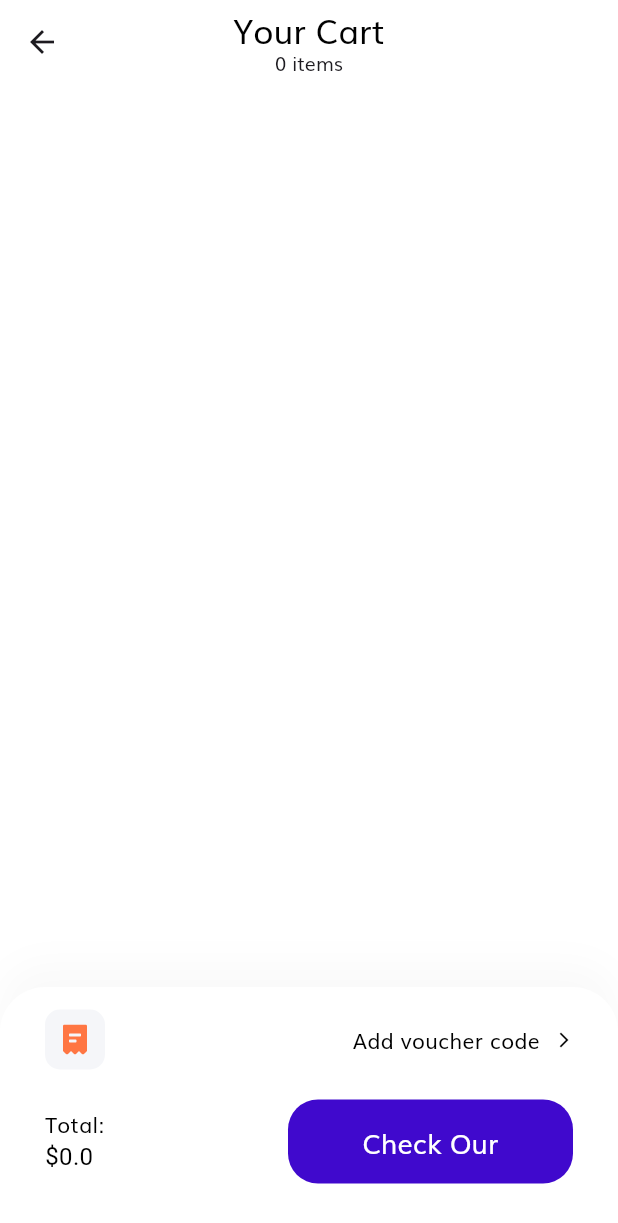
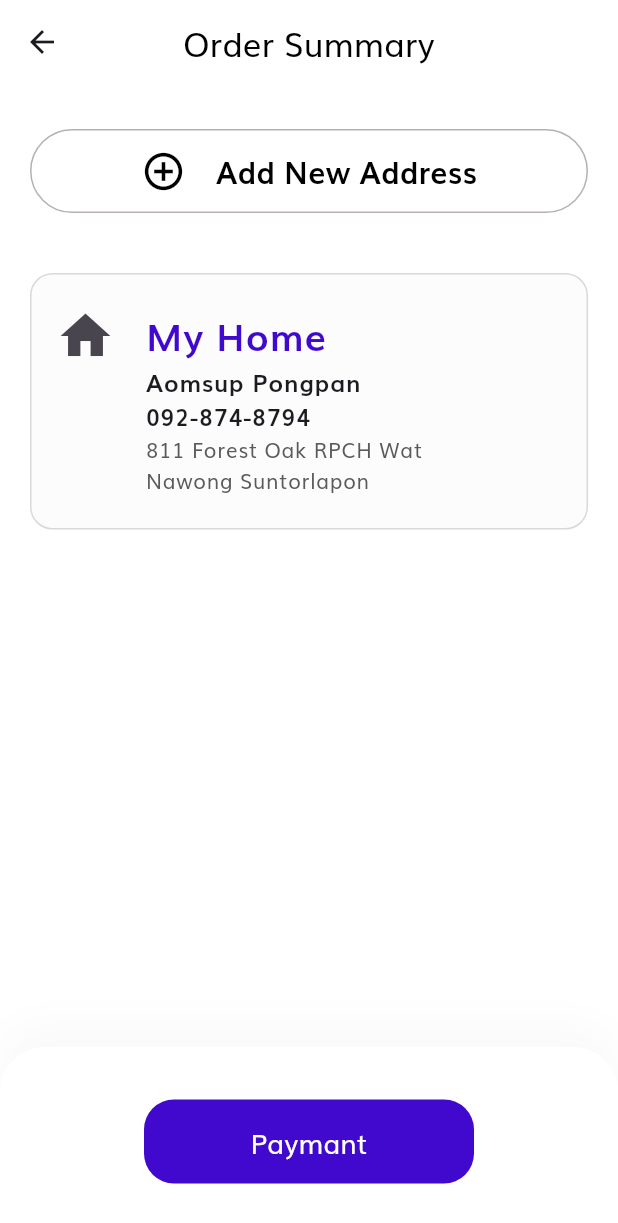
Before and after one commit to Dollarsssss/Model-3D-Shop-FN, a Flutter app: the Cart screen opened by its route, after a tap on "Check Our", on a phone screen of 412 x 824 dp. Shown: the top 1223 px of the screen. Run offline on Flutter 3.47's test engine with Material 3 defaults, Android fonts, the phone set to English and light mode, and no system bars; our stand-ins replace flutter_image_compress, flutter_svg, image_picker, lottie; missing offline and left inert: model_viewer_plus; project files that could hold a hidden picture were left out.

Commit message:
Order summary

```diff
--- a/lib/main.dart
+++ b/lib/main.dart
@@ -2,6 +2,7 @@ import 'package:flutter/material.dart';
 import 'package:flutter_ecommerce/routs.dart';
 import 'package:flutter_ecommerce/screens/cart/cart_form.dart';
 import 'package:flutter_ecommerce/screens/details/add_to_cart.dart';
+import 'package:flutter_ecommerce/screens/order/order_screen.dart';
 import 'package:flutter_ecommerce/screens/sign_in/sign_in_form.dart';
 import 'package:flutter_ecommerce/screens/splash/splash_screen.dart';
 import 'package:provider/provider.dart';
@@ -32,7 +33,7 @@ class MyApp extends StatelessWidget {
       debugShowCheckedModeBanner: false,
       title: 'Flutter Demo',
       theme: theme(),
-      initialRoute: SplashScreen.routeName,
+      initialRoute: Order.routeName,
       routes: routes ,
     );
   }
--- a/lib/routs.dart
+++ b/lib/routs.dart
@@ -2,6 +2,7 @@ import 'package:flutter/material.dart';
 import 'package:flutter_ecommerce/screens/cart/cart_screen.dart';
 import 'package:flutter_ecommerce/screens/complete_signup/complete_signup_screen.dart';
 import 'package:flutter_ecommerce/screens/home/home_screen.dart';
+import 'package:flutter_ecommerce/screens/order/order_screen.dart';
 import 'package:flutter_ecommerce/screens/profile/profile_screen.dart';
 import 'package:flutter_ecommerce/screens/profile_update/profile_update_screen.dart';
 import 'package:flutter_ecommerce/screens/sign_in/sign_in_screen.dart';
@@ -22,4 +23,5 @@ final Map<String , WidgetBuilder> routes = {
   Profile.routeName:(context) => const Profile(),
   Cart.routeName:(context) =>  const Cart(),
   ProfileUpdate.routeName:(context)=> const ProfileUpdate(),
+  Order.routeName:(context)=> const Order(),
 };
--- a/lib/screens/cart/cart_checkout.dart
+++ b/lib/screens/cart/cart_checkout.dart
@@ -1,6 +1,7 @@
 import 'package:flutter/material.dart';
 import 'package:flutter_ecommerce/components/defualt_button.dart';
 import 'package:flutter_ecommerce/screens/cart/cart_form.dart';
+import 'package:flutter_ecommerce/screens/order/order_screen.dart';
 import 'package:flutter_svg/svg.dart';
 import 'package:provider/provider.dart';
 
@@ -131,7 +132,9 @@ class CheckOurCard extends StatefulWidget {
                     width: 190,
                     child: DefaultButton(
                       text: "Check Our",
-                      press: (){},
+                      press: (){
+                        Navigator.pushNamed(context, Order.routeName);
+                      },
                     ),
                     ),
                 ],
--- a/lib/screens/details/product_title_with_image.dart
+++ b/lib/screens/details/product_title_with_image.dart
@@ -18,7 +18,7 @@ class ProductTitleWithImage extends StatelessWidget {
       child: Column(
         crossAxisAlignment: CrossAxisAlignment.start,
         children: [
-          const Text("Aristocratic Hang Bag",
+          const Text("Aristocratic Model 3D",
               style: TextStyle(color: Colors.white)),
           Text(
             product.title,
--- /dev/null
+++ b/lib/screens/order/order_address.dart
@@ -0,0 +1,55 @@
+import 'package:flutter/material.dart';
+import 'package:flutter_ecommerce/components/defualt_button.dart';
+import 'package:flutter_ecommerce/screens/order/order_screen.dart';
+
+class OrderAddress extends StatefulWidget {
+  const OrderAddress({
+    super.key,
+  });
+
+  @override
+  State<OrderAddress> createState() => _OrderAddressState();
+
+}
+
+
+  class _OrderAddressState extends State<OrderAddress> {
+  @override
+  Widget build(BuildContext context) {
+
+
+    return Container(
+      padding:const EdgeInsets.symmetric(vertical: 15,horizontal: 30),
+      decoration: BoxDecoration(color: Colors.white,
+      borderRadius: const BorderRadius.only(topLeft: Radius.circular(30),
+      topRight: Radius.circular(30)),
+      boxShadow: [BoxShadow(offset: const Offset(0, -15),
+      blurRadius: 20,
+      color:const Color(0xFFDADADA).withOpacity(0.15)
+      )]),
+      child: SafeArea(
+        child: Column(
+          mainAxisSize: MainAxisSize.min,
+          children: [
+              const SizedBox( height: 20),
+              Row(
+                mainAxisAlignment: MainAxisAlignment.center,
+                children: [
+                   SizedBox(
+                    width: 220,
+                    child: DefaultButton(
+                      text: "Paymant",
+                      press: (){
+                        Navigator.pushNamed(context, Order.routeName);
+                      },
+                    ),
+                    ),
+                ],
+              ),
+              const SizedBox(height: 20)
+          ],
+        ),
+      ),
+    );
+  }
+}
--- /dev/null
+++ b/lib/screens/order/order_form.dart
@@ -0,0 +1,54 @@
+import 'package:flutter/material.dart';
+import 'package:flutter_ecommerce/screens/order/order_list.dart';
+
+class OrderForm extends StatefulWidget {
+  const OrderForm({super.key});
+
+  @override
+  State<OrderForm> createState() => _OrderFormState();
+}
+
+class _OrderFormState extends State<OrderForm> {
+  @override
+  Widget build(BuildContext context) {
+    return Column(
+      mainAxisAlignment: MainAxisAlignment.start,
+      children: [
+      Padding(
+        padding: const EdgeInsets.symmetric(horizontal: 20,vertical: 30),
+        child: Column(
+          children: [
+              SizedBox(
+                width: double.infinity,
+                height: 56,
+                child: TextButton(
+                  onPressed: () {},
+                  style: TextButton.styleFrom(
+                    shape: RoundedRectangleBorder(
+                        borderRadius: BorderRadius.circular(30),
+                        ),
+                     side: const BorderSide(color: Color.fromARGB(255, 183, 176, 176)),
+                    backgroundColor: Colors.white,
+                  ),
+                  child: const Row(
+                    mainAxisAlignment: MainAxisAlignment.center,
+                    children: [
+                      Icon(Icons.add_circle_outline,size: 30,color: Colors.black,),
+                      SizedBox(width: 20,),
+                      Text(
+                        "Add New Address",
+                        style:TextStyle(fontSize: 20, color: Colors.black,fontWeight: FontWeight.bold),
+                      ),
+
+                    ],
+                  ),
+                ),
+              ),
+            SizedBox(height: 40,),
+            const OrderList()
+          ],
+        ),
+      )
+    ]);
+  }
+}
--- /dev/null
+++ b/lib/screens/order/order_list.dart
@@ -0,0 +1,71 @@
+import 'package:flutter/material.dart';
+import 'package:flutter_ecommerce/constants.dart';
+
+class OrderList extends StatefulWidget {
+  const OrderList({super.key});
+
+  @override
+  State<OrderList> createState() => _OrderListState();
+}
+
+class _OrderListState extends State<OrderList> {
+  @override
+  Widget build(BuildContext context) {
+    return Container(
+      child: ListTile(
+        onTap: () {},
+        shape: RoundedRectangleBorder(borderRadius: BorderRadius.circular(15),
+        side: const BorderSide(color: Color.fromARGB(255, 217, 217, 217)),
+        ),
+        tileColor: const Color.fromARGB(255, 252, 252, 252),
+        title:const Padding(
+          padding:EdgeInsets.only(top: 13,bottom: 13),
+          child:Row(
+            crossAxisAlignment: CrossAxisAlignment.start,
+            children: [
+              Icon(Icons.home,
+                  size: 40,
+              ),
+              SizedBox(width: 20),
+               Column(
+                  crossAxisAlignment: CrossAxisAlignment.start,
+                  children: [
+                    Text("My Home",
+                        style: TextStyle(
+                          fontWeight: FontWeight.bold,
+                          fontSize: 25,
+                          color: kPrimaryColor
+                        )),
+
+                    Text("Aomsup Pongpan",style: TextStyle(fontSize: 16,fontWeight: FontWeight.bold),),
+                    Text("092-874-8794",style: TextStyle(fontSize: 15,fontWeight: FontWeight.bold)),
+                    Text("811 Forest Oak RPCH Wat\nNawong Suntorlapon",
+                    style: TextStyle(
+                      fontSize: 13.7,
+                      fontWeight: FontWeight.w400,
+                      color: Color.fromARGB(255, 90, 90, 90)
+                      ),)
+                  ],
+                ),
+            ],
+          ),
+        ),
+      ),
+    );
+  }
+}
+
+  //  trailing: Container(
+  //         height: 30,
+  //         width: 30,
+  //         decoration: BoxDecoration(
+  //           color: Colors.red,
+  //           borderRadius: BorderRadius.circular(5)
+  //         ),
+  //         child: IconButton(
+  //           color: Colors.white,
+  //           icon: Icon(Icons.delete),
+  //           iconSize: 13,
+  //           onPressed: (){},
+  //         ),
+  //       )
--- /dev/null
+++ b/lib/screens/order/order_screen.dart
@@ -0,0 +1,30 @@
+import 'package:flutter/material.dart';
+import 'package:flutter_ecommerce/screens/order/order_address.dart';
+import 'package:flutter_ecommerce/screens/order/order_form.dart';
+
+class Order extends StatefulWidget {
+  const Order({super.key});
+
+  static String routeName = "/order";
+
+  @override
+  State<Order> createState() => _OrderState();
+}
+
+class _OrderState extends State<Order> {
+ @override
+  Widget build(BuildContext context) {
+
+    return Scaffold(
+      appBar: AppBar(
+        title: const Text(
+              "Order Summary",
+              style: TextStyle(color: Colors.black),
+        ),
+        centerTitle: true,
+      ),
+      body: OrderForm(),
+      bottomNavigationBar: OrderAddress(),
+    );
+  }
+}
--- a/lib/screens/profile/profile_picture.dart
+++ b/lib/screens/profile/profile_picture.dart
@@ -1,7 +1,6 @@
 import 'dart:convert';
 import 'dart:typed_data';
 import 'package:flutter/material.dart';
-import 'package:flutter_ecommerce/models/user.dart';
 import 'package:flutter_ecommerce/screens/sign_in/sign_in_form.dart';
 import 'package:flutter_svg/svg.dart';
 import 'package:http/http.dart' as http;
--- a/lib/screens/profile_update/prifile_update_pic.dart
+++ b/lib/screens/profile_update/prifile_update_pic.dart
@@ -58,8 +58,7 @@ class _ProfileUpdatePicState extends State<ProfileUpdatePic> {
                         padding: EdgeInsets.zero,
                         backgroundColor: const Color(0xFFF5F6F9),
                       ),
-                      onPressed:  _showImageDialog
-                      ,
+                      onPressed:  _showImageDialog,
                       child: SvgPicture.asset("assets/icons/Camera Icon.svg")),
                 ),
               )
--- a/lib/screens/profile_update/profile_update_form.dart
+++ b/lib/screens/profile_update/profile_update_form.dart
@@ -58,22 +58,7 @@ class _ProfileUpdateFormState extends State<ProfileUpdateForm> {
       });
     }
   }
-    void _showImageDialog() {
-    showDialog(
-      context: context,
-      builder: (BuildContext context) {
-        return Dialog(
-          shape: const CircleBorder(),
-          child: AspectRatio(
-            aspectRatio: 1, // สร้างสัดส่วน 1:1 สำหรับวงกลม
-            child: ClipOval(
-              child: images,
-            ),
-          ),
-        );
-      },
-    );
-  }
+
 
   Future<void> fetchProfile() async {
     final url = Uri.parse('http://192.168.1.9:3000/users');
```
Also changed, not shown: lib/models/user.dart (deleted, +0 -51 lines).
